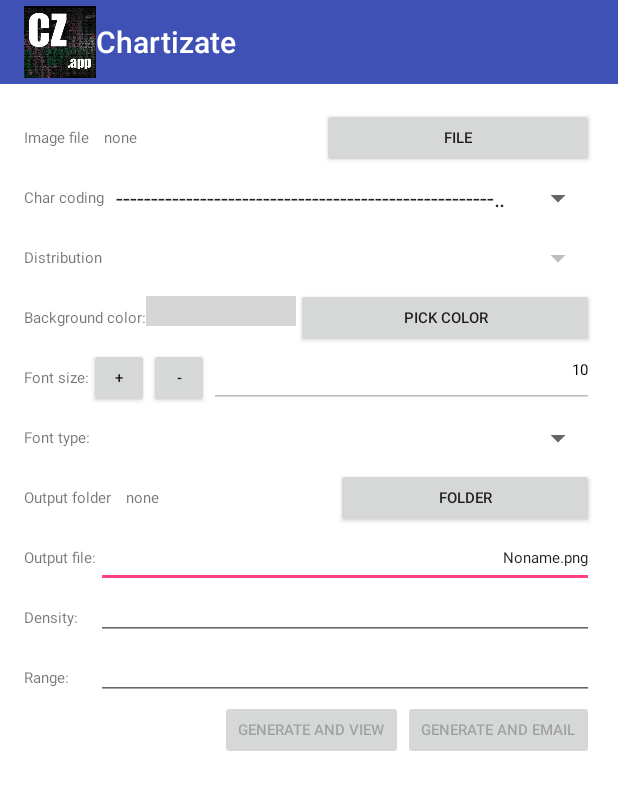
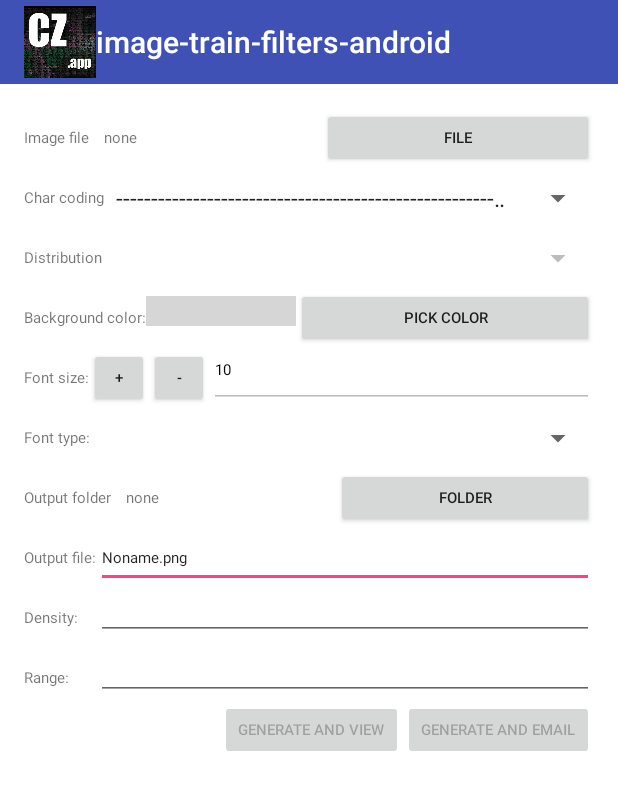
Before and after one commit to jesperancinha/image-train-filters-android, an Android app: the screen it shows after launch (MainActivity), on a phone screen of 412 x 824 dp. Shown: the top 790 px of the screen. Run offline under Robolectric (Android 15) with nearby library versions, the phone set to English and light mode, and no system bars; libraries missing offline, so code that uses them is left out: com.flask.colorpicker, com.steelzack.chartizate; 3 statements that could not run were skipped; grey boxes are pictures that could not be loaded.

Commit message:
QA - Cleans old code

```diff
--- a/image-train-filters-app/build.gradle
+++ b/image-train-filters-app/build.gradle
@@ -28,7 +28,6 @@ android {
 
 dependencies {
     implementation fileTree(include: ['*.jar'], dir: 'libs')
-    implementation 'javax.activation:activation:1.1.1'
     implementation 'com.github.QuadFlask:colorpicker:0.0.9'
     implementation 'chartizate:chartizate-text-writer-android:1.1.4'
     testImplementation 'junit:junit:4.12'
--- a/image-train-filters-app/src/main/java/org/jesperancinha/itf/android/FileManagerActivity.java
+++ b/image-train-filters-app/src/main/java/org/jesperancinha/itf/android/FileManagerActivity.java
@@ -1,39 +1,39 @@
 package org.jesperancinha.itf.android;
 
-import android.app.ListActivity;
-import android.content.Intent;
-import android.os.Bundle;
-import android.support.annotation.NonNull;
-import android.view.View;
-import android.widget.ListView;
-
-import org.jesperancinha.itf.android.file.manager.FileManagerAdapter;
-import org.jesperancinha.itf.android.file.manager.FileManagerItem;
-import org.jesperancinha.itf.android.file.manager.FileType;
+import static java.util.Collections.sort;
 
 import java.io.File;
 import java.text.DateFormat;
 import java.util.ArrayList;
 import java.util.Date;
 import java.util.List;
-
-import javax.activation.MimetypesFileTypeMap;
-
-import static java.util.Collections.sort;
+import org.jesperancinha.itf.android.file.manager.FileManagerAdapter;
+import org.jesperancinha.itf.android.file.manager.FileManagerItem;
+import org.jesperancinha.itf.android.file.manager.FileType;
+import android.app.ListActivity;
+import android.content.Intent;
+import android.os.Bundle;
+import android.support.annotation.NonNull;
+import android.view.View;
+import android.webkit.MimeTypeMap;
+import android.widget.ListView;
 
 /**
  * Created by joao on 6-2-16.
  */
-public class FileManagerActivity extends ListActivity {
+public class FileManagerActivity extends ListActivity
+{
     private File currentDirectory;
     private FileManagerAdapter fileManagerAdapter;
     private boolean directoryManager;
 
     @Override
-    protected void onCreate(Bundle savedInstanceState) {
+    protected void onCreate(Bundle savedInstanceState)
+    {
         super.onCreate(savedInstanceState);
         currentDirectory = new File("/sdcard");
-        if (!currentDirectory.exists()) {
+        if (!currentDirectory.exists())
+        {
             currentDirectory = new File("/");
         }
         directoryManager = getIntent().getExtras().getBoolean("directoryManager");
@@ -41,22 +41,28 @@ public class FileManagerActivity extends ListActivity {
 
     }
 
-    private void createListOfFiles(File directory) {
+    private void createListOfFiles(File directory)
+    {
         final File[] innerFiles = directory.listFiles();
         final List<FileManagerItem> files = new ArrayList<>();
         final List<FileManagerItem> directories = new ArrayList<>();
 
-        if (innerFiles != null) {
-            for (File file : innerFiles) {
+        if (innerFiles != null)
+        {
+            for (File file : innerFiles)
+            {
                 final FileType type = file.isDirectory() ? FileType.Folder : FileType.File;
-                final String mimetype = new MimetypesFileTypeMap().getContentType(file);
+                final String extension = MimeTypeMap.getFileExtensionFromUrl(file.getAbsolutePath());
+                final String mimetype = MimeTypeMap.getSingleton().getMimeTypeFromExtension(extension);
                 final String fileFormattedDate = getDateString(file);
-                switch (type) {
+                switch (type)
+                {
                     case Folder:
                         directories.add(new FileManagerItem(file.getName(), fileFormattedDate, FileType.Folder, file));
                         break;
                     case File:
-                        if (mimetype.contains(getString(org.jesperancinha.itf.android.R.string.image_mime_type)) && !directoryManager) {
+                        if (mimetype.contains(getString(org.jesperancinha.itf.android.R.string.image_mime_type)) && !directoryManager)
+                        {
                             files.add(new FileManagerItem(file.getName(), fileFormattedDate, FileType.File, file));
                         }
                         break;
@@ -67,7 +73,8 @@ public class FileManagerActivity extends ListActivity {
         sort(directories);
         sort(files);
         List<FileManagerItem> completeFolderList = new ArrayList<>();
-        if (directory.getParentFile() != null) {
+        if (directory.getParentFile() != null)
+        {
             completeFolderList.add(new FileManagerItem("..", getDateString(directory), FileType.Folder, directory.getParentFile()));
         }
         files.addAll(directories);
@@ -78,7 +85,8 @@ public class FileManagerActivity extends ListActivity {
     }
 
     @NonNull
-    private String getDateString(File file) {
+    private String getDateString(File file)
+    {
         final Date lastModDate = new Date(file.lastModified());
         final DateFormat formater = DateFormat.getDateTimeInstance();
         return formater.format(lastModDate);
@@ -86,20 +94,24 @@ public class FileManagerActivity extends ListActivity {
 
 
     @Override
-    protected void onListItemClick(ListView l, View v, int position, long id) {
+    protected void onListItemClick(ListView l, View v, int position, long id)
+    {
         super.onListItemClick(l, v, position, id);
 
         final FileManagerItem fileItem = fileManagerAdapter.getItem(position);
 
-        if (fileItem.getFileType() == FileType.Folder) {
+        if (fileItem.getFileType() == FileType.Folder)
+        {
             createListOfFiles(fileItem.getFile());
 
-        } else if (fileItem.getFileType() == FileType.File) {
+        } else if (fileItem.getFileType() == FileType.File)
+        {
             pBackToMain(fileItem);
         }
     }
 
-    public void pBackToMain(FileManagerItem fileManagerItem) {
+    public void pBackToMain(FileManagerItem fileManagerItem)
+    {
         final Intent intent = new Intent(FileManagerActivity.this, org.jesperancinha.itf.android.MainActivity.class);
         intent.putExtra("fileItem", fileManagerItem);
         setResult(
--- a/image-train-filters-app/src/main/res/layout/content_main.xml
+++ b/image-train-filters-app/src/main/res/layout/content_main.xml
@@ -1,14 +1,12 @@
 <RelativeLayout
         xmlns:android="http://schemas.android.com/apk/res/android"
         xmlns:tools="http://schemas.android.com/tools"
-    xmlns:app="http://schemas.android.com/apk/res-auto"
         android:layout_width="match_parent"
         android:layout_height="match_parent"
         android:paddingLeft="@dimen/activity_horizontal_margin"
         android:paddingRight="@dimen/activity_horizontal_margin"
         android:paddingTop="@dimen/activity_vertical_margin"
         android:paddingBottom="@dimen/activity_vertical_margin"
-    app:layout_behavior="@string/appbar_scrolling_view_behavior"
         tools:context="org.jesperancinha.itf.android.MainActivity">
 
     <TextView
@@ -27,11 +25,11 @@
             android:layout_width="wrap_content"
             android:layout_height="wrap_content"
             android:textAppearance="?android:attr/textAppearanceSmall"
-        android:text="none"
+            android:text="@string/none"
             android:id="@+id/lblESelectedFile"
-        android:paddingLeft="10dp"
-        android:paddingRight="20dp"
-        android:layout_toRightOf="@+id/lblSelectedFile"
+            android:paddingStart="10dp"
+            android:paddingEnd="20dp"
+            android:layout_toEndOf="@+id/lblSelectedFile"
             android:gravity="center_vertical"
             android:height="@dimen/menu_item_height"
             android:minWidth="150dp"
@@ -42,8 +40,8 @@
             android:layout_width="wrap_content"
             android:layout_height="@dimen/menu_item_height"
             android:id="@+id/fileImageSourcePreview"
-        android:layout_toRightOf="@id/lblESelectedFile"
-        android:layout_marginLeft="5dip"
+            android:layout_toEndOf="@id/lblESelectedFile"
+            android:layout_marginStart="5dip"
             android:maxWidth="30dp"
             android:minWidth="0dp"
             android:foregroundGravity="center_vertical"
@@ -55,13 +53,13 @@
             style="?android:attr/buttonStyleSmall"
             android:layout_width="wrap_content"
             android:layout_height="@dimen/menu_item_btn_height"
-        android:text="File"
+            android:text="@string/file"
             android:id="@+id/btnFindFile"
             android:layout_gravity="right"
             android:onClick="pFindFile"
             android:singleLine="false"
-        android:layout_toRightOf="@id/fileImageSourcePreview"
-        android:layout_alignParentRight="true"
+            android:layout_toEndOf="@id/fileImageSourcePreview"
+            android:layout_alignParentEnd="true"
             android:height="@dimen/menu_item_height"
             android:minWidth="100dp"
             android:maxHeight="@dimen/menu_item_height"
@@ -73,7 +71,7 @@
             android:layout_height="wrap_content"
             android:textAppearance="?android:attr/textAppearanceSmall"
             android:layout_below="@id/lblSelectedFile"
-        android:text="Char coding"
+            android:text="@string/char_coding"
             android:gravity="center_vertical"
             android:id="@+id/lblLanguageCoding"
             android:height="@dimen/menu_item_height"
@@ -99,7 +97,7 @@
             android:gravity="center_vertical"
             android:id="@+id/lblDistribution"
             android:height="@dimen/menu_item_height"
-        android:text="Distribution"
+            android:text="@string/distribution"
             android:textSize="@dimen/menu_item_font"
     />
 
@@ -107,8 +105,8 @@
             android:layout_width="wrap_content"
             android:layout_height="@dimen/menu_item_height"
             android:id="@+id/spiDistribution"
-        android:layout_alignParentRight="true"
-        android:layout_toRightOf="@id/lblDistribution"
+            android:layout_alignParentEnd="true"
+            android:layout_toEndOf="@id/lblDistribution"
             android:layout_below="@id/lblLanguageCoding"
             android:minHeight="@dimen/menu_item_height"
             android:textSize="@dimen/menu_item_font"
@@ -122,7 +120,7 @@
             android:gravity="center_vertical"
             android:id="@+id/lblBackgroundColor"
             android:height="@dimen/menu_item_height"
-        android:text="Background color:"
+            android:text="@string/background_color"
             android:textSize="@dimen/menu_item_font"
     />
 
@@ -131,7 +129,7 @@
             android:layout_height="20dp"
             android:id="@+id/svSelectedColor"
             android:layout_below="@+id/lblDistribution"
-        android:layout_toRightOf="@id/lblBackgroundColor"
+            android:layout_toEndOf="@id/lblBackgroundColor"
             android:minHeight="@dimen/menu_item_height"
             android:foregroundGravity="center_vertical"
             android:minWidth="@dimen/menu_item_height"
@@ -146,13 +144,13 @@
             android:layout_below="@id/lblDistribution"
             android:layout_width="wrap_content"
             android:layout_height="@dimen/menu_item_btn_height"
-        android:text="Pick Color"
+            android:text="@string/pick_color"
             android:id="@+id/btnBackgroundColor"
             android:layout_gravity="right"
             android:onClick="pGetBackGroundColor"
             android:singleLine="false"
-        android:layout_toRightOf="@id/svSelectedColor"
-        android:layout_alignParentRight="true"
+            android:layout_toEndOf="@id/svSelectedColor"
+            android:layout_alignParentEnd="true"
             android:height="@dimen/menu_item_height"
             android:textSize="@dimen/menu_item_font"
             android:maxHeight="@dimen/menu_item_height"
@@ -204,12 +202,11 @@
             android:layout_width="wrap_content"
             android:layout_height="@dimen/menu_item_btn_height"
             android:layout_below="@id/btnBackgroundColor"
-        android:layout_toRightOf="@id/btnMinus"
+            android:layout_toEndOf="@id/btnMinus"
             android:height="@dimen/menu_item_height"
-        android:textAlignment="textEnd"
             android:id="@+id/editFontSize"
             android:gravity="center_vertical"
-        android:layout_alignParentRight="true"
+            android:layout_alignParentEnd="true"
             android:text="10"
             android:paddingTop="0dp"
             android:enabled="false"
@@ -311,7 +308,6 @@
             android:gravity="center_vertical"
             android:layout_alignParentRight="true"
             android:text="Noname.png"
-        android:textAlignment="textEnd"
             android:textSize="@dimen/menu_item_font"
     />
 
@@ -336,9 +332,8 @@
             android:layout_toRightOf="@id/lblOutputFileName"
             android:height="@dimen/menu_item_height"
             android:id="@+id/editDensity"
-        android:gravity="center_vertical"
-        android:layout_alignParentRight="true"
-        android:textAlignment="textEnd"
+            android:gravity="center"
+            android:layout_alignParentEnd="true"
             android:textSize="@dimen/menu_item_font"
             android:inputType="number"
     />
@@ -366,7 +361,6 @@
             android:id="@+id/editRange"
             android:gravity="center_vertical"
             android:layout_alignParentRight="true"
-        android:textAlignment="textEnd"
             android:textSize="@dimen/menu_item_font"
             android:inputType="number"
     />
@@ -412,6 +406,6 @@
             android:id="@+id/textStatus"
             android:layout_below="@+id/btnStart"
             android:layout_alignParentStart="true"
-        android:layout_alignEnd="@+id/btnStart" />
+            android:layout_alignEnd="@+id/btnStart"/>
 
 </RelativeLayout>
--- a/image-train-filters-app/src/main/res/layout/file_navigator.xml
+++ b/image-train-filters-app/src/main/res/layout/file_navigator.xml
@@ -2,10 +2,8 @@
 <RelativeLayout xmlns:android="http://schemas.android.com/apk/res/android"
                 android:layout_height="wrap_content"
                 xmlns:tools="http://schemas.android.com/tools"
-    xmlns:app="http://schemas.android.com/apk/res-auto"
                 android:orientation="vertical"
                 android:layout_width="wrap_content"
-    app:layout_behavior="@string/appbar_scrolling_view_behavior"
                 tools:context="org.jesperancinha.itf.android.FileManagerActivity">
 
     <ImageView
--- a/image-train-filters-app/src/main/res/values-v21/styles.xml
+++ b/image-train-filters-app/src/main/res/values-v21/styles.xml
@@ -6,5 +6,5 @@
             <item name="android:statusBarColor">@android:color/transparent</item>
         </style>
 
-    <style name="czFloatingActionButton"></style>
+    <style name="czFloatingActionButton"/>
 </resources>
--- a/image-train-filters-app/src/main/res/values/strings.xml
+++ b/image-train-filters-app/src/main/res/values/strings.xml
@@ -1,5 +1,11 @@
 <resources>
-    <string name="app_name">Chartizate</string>
+    <string name="app_name">image-train-filters-android</string>
     <string name="action_settings">Settings</string>
     <string name="image_mime_type">image</string>
+    <string name="background_color">Background color:</string>
+    <string name="distribution">Distribution</string>
+    <string name="char_coding">Char coding</string>
+    <string name="file">File</string>
+    <string name="none">none</string>
+    <string name="pick_color">Pick Color</string>
 </resources>
```
Also changed, not shown: 2 other files. Lines whose indentation alone changed are shown as unchanged.
